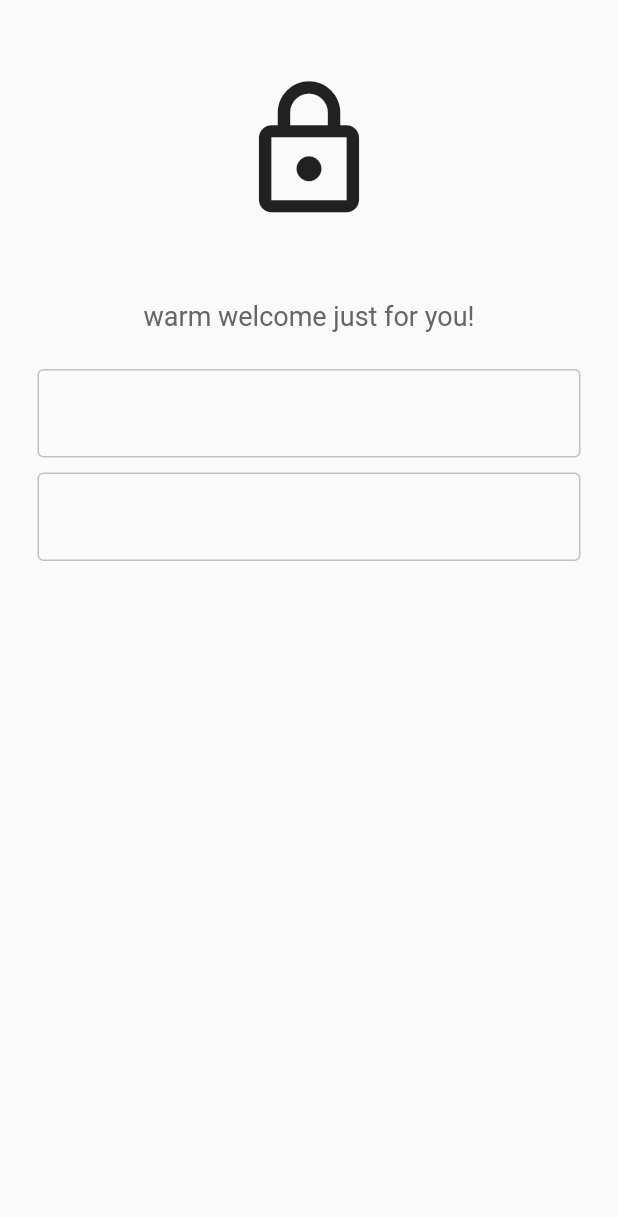
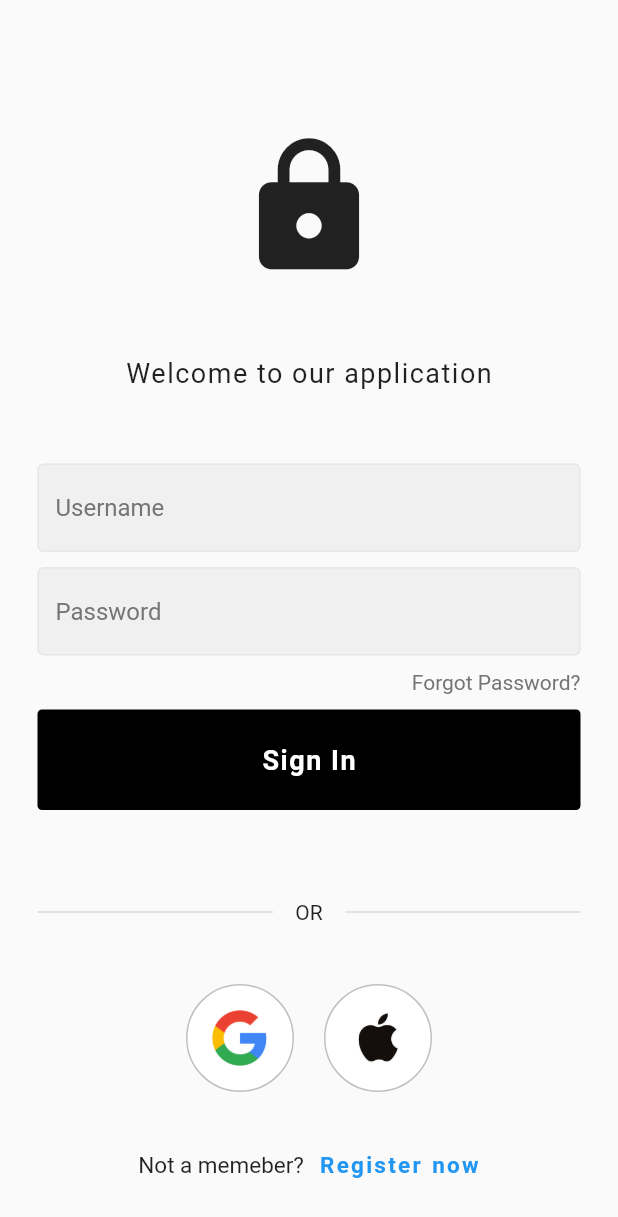
Before and after one commit to Python-Django-Projects/query_posts, a Flutter app: the screen it shows after launch, on a phone screen of 412 x 824 dp. Shown: the top 1217 px of the screen. Run offline on Flutter 3.47's test engine with Material 2 defaults, Android fonts, the phone set to English and light mode, and no system bars.

Commit message:
ui login done

```diff
--- /dev/null
+++ b/lib/components/my_button.dart
@@ -0,0 +1,29 @@
+import 'package:flutter/material.dart';
+
+class MyButton extends StatelessWidget {
+  final Function()? onTap;
+  const MyButton({super.key, required this.onTap});
+
+  @override
+  Widget build(BuildContext context) {
+    return GestureDetector(
+      onTap: onTap,
+      child: Container(
+        padding: const EdgeInsets.all(23),
+        margin: const EdgeInsets.symmetric(horizontal: 25),
+        decoration: BoxDecoration(
+            color: Colors.black, borderRadius: BorderRadius.circular(3)),
+        child: const Center(
+          child: Text(
+            'Sign In',
+            style: TextStyle(
+                color: Colors.white,
+                fontSize: 18,
+                fontWeight: FontWeight.bold,
+                letterSpacing: 1),
+          ),
+        ),
+      ),
+    );
+  }
+}
--- /dev/null
+++ b/lib/components/my_textfield.dart
@@ -0,0 +1,39 @@
+// ignore_for_file: prefer_const_constructors, prefer_typing_uninitialized_variables
+
+import 'package:flutter/material.dart';
+
+class MyTextFielld extends StatelessWidget {
+  final controller;
+  final String hintText;
+  final bool obscureText;
+
+  const MyTextFielld({
+    super.key,
+    required this.controller,
+    required this.hintText,
+    required this.obscureText,
+   });
+
+  @override
+  Widget build(BuildContext context) {
+    return  Padding(
+      padding: EdgeInsets.symmetric(horizontal: 25.0),
+      child: TextField(
+        controller: controller,
+        obscureText: obscureText,
+        decoration: InputDecoration(
+          enabledBorder: OutlineInputBorder(
+            borderSide: BorderSide(color: Color.fromARGB(255, 231, 231, 231)),
+          ),
+          focusedBorder: OutlineInputBorder(
+            borderSide: BorderSide(color: Colors.blue),
+          ),
+          // fillColor: Color.fromARGB(255, 108, 51, 51),
+          filled: true,
+          hintText: hintText,
+          hintStyle: TextStyle(color: Colors.grey[600])
+        ),
+      ),
+    );
+  }
+}
--- /dev/null
+++ b/lib/components/squre_tile.dart
@@ -0,0 +1,21 @@
+import 'package:flutter/material.dart';
+
+class SqureTile extends StatelessWidget {
+  final String imagePath;
+  const SqureTile({super.key, required this.imagePath});
+
+  @override
+  Widget build(BuildContext context) {
+    return Container(
+      padding: EdgeInsets.all(15),
+      decoration: BoxDecoration(
+          color: Colors.white ,
+          border: Border.all(color: Color.fromARGB(255, 192, 192, 192)),
+          borderRadius: BorderRadius.circular(40)),
+      child: Image.asset(
+        imagePath,
+        height: 40,
+      ),
+    );
+  }
+}
--- a/lib/components/text_fields.dart
+++ /dev/null
@@ -1,22 +0,0 @@
-import 'package:flutter/material.dart';
-
-class MyTextFields extends StatelessWidget {
-  const MyTextFields({super.key});
-
-  @override
-  Widget build(BuildContext context) {
-    return const Padding(
-      padding: EdgeInsets.symmetric(horizontal: 25),
-      child: TextField(
-        decoration: InputDecoration(
-          enabledBorder: OutlineInputBorder(
-            borderSide: BorderSide(color: Color.fromARGB(255, 193, 193, 193)),
-          ),
-          focusedBorder: OutlineInputBorder(
-            borderSide: BorderSide(color: Colors.blueAccent, width: 1),
-          ),
-        ),
-      ),
-    );
-  }
-}
--- a/lib/main.dart
+++ b/lib/main.dart
@@ -1,6 +1,6 @@
+import 'package:flutter/material.dart';
+import 'package:query_posts/pages/login_page.dart';
 
-import 'package:flutter/material.dart';
-import 'package:query_posts/screens/auth/login.dart';
 
 void main() {
   runApp(const MyApp());
@@ -11,7 +11,7 @@ class MyApp extends StatelessWidget {
 
   @override
   Widget build(BuildContext context) {
-    return const MaterialApp(
+    return  MaterialApp(
       debugShowCheckedModeBanner: false,
       home: LoginPage(),
     );
--- /dev/null
+++ b/lib/pages/login_page.dart
@@ -0,0 +1,116 @@
+// ignore_for_file: prefer_const_constructors
+
+import 'package:flutter/material.dart';
+import 'package:query_posts/components/my_button.dart';
+import 'package:query_posts/components/my_textfield.dart';
+import 'package:query_posts/components/squre_tile.dart';
+
+class LoginPage extends StatelessWidget {
+  LoginPage({super.key});
+
+  final usernameController = TextEditingController();
+  final passwordController = TextEditingController();
+
+  // signed user in
+  void signUserIn() {}
+  @override
+  Widget build(BuildContext context) {
+    return Scaffold(
+      // backgroundColor: Colors.grey[300],
+      body: SafeArea(
+        child: Center(
+          child: Column(
+            mainAxisAlignment: MainAxisAlignment.center,
+            children: [
+              SizedBox(height: 50),
+              Icon(Icons.lock, size: 100),
+              SizedBox(height: 50),
+              Text(
+                'Welcome to our application',
+                style: TextStyle(
+                    // color: Color.fromARGB(177, 0, 0, 0),
+                    fontSize: 18,
+                    letterSpacing: 1),
+              ),
+              SizedBox(height: 50),
+              MyTextFielld(
+                controller: usernameController,
+                hintText: 'Username',
+                obscureText: false,
+              ),
+              SizedBox(height: 10),
+              MyTextFielld(
+                controller: passwordController,
+                hintText: 'Password',
+                obscureText: true,
+              ),
+              SizedBox(height: 10),
+              Padding(
+                padding: EdgeInsets.symmetric(horizontal: 25.0),
+                child: Row(
+                  mainAxisAlignment: MainAxisAlignment.end,
+                  children: [
+                    Text(
+                      'Forgot Password?',
+                      style: TextStyle(color: Colors.grey[600]),
+                    ),
+                  ],
+                ),
+              ),
+              SizedBox(height: 10),
+              MyButton(
+                onTap: signUserIn,
+              ),
+              SizedBox(height: 20),
+              Padding(
+                padding: const EdgeInsets.all(25.0),
+                child: Row(
+                  children: const [
+                    Expanded(
+                      child: Divider(
+                        thickness: 1,
+                      ),
+                    ),
+                    Padding(
+                      padding: EdgeInsets.all(15.0),
+                      child: Text('OR'),
+                    ),
+                    Expanded(
+                      child: Divider(
+                        thickness: 1,
+                      ),
+                    ),
+                  ],
+                ),
+              ),
+              Row(
+                mainAxisAlignment: MainAxisAlignment.center,
+                children: const [
+                  SqureTile(imagePath: 'assets/images/google.png'),
+                  SizedBox(width: 20),
+                  SqureTile(imagePath: 'assets/images/apple.jpeg'),
+                ],
+              ),
+              SizedBox(height: 40),
+              Row(
+                mainAxisAlignment: MainAxisAlignment.center,
+                children: const [
+                  Text('Not a memeber?',style: TextStyle(fontSize: 15),),
+                  SizedBox(width: 10),
+                  Text(
+                    'Register now',
+                    style: TextStyle(
+                      wordSpacing: 1,
+                      letterSpacing: 1.5,
+                      fontSize: 15,
+                        color: Colors.blue, fontWeight: FontWeight.bold),
+                  )
+                ],
+              )
+            ],
+          ),
+        ),
+      ),
+    );
+  }
+}
--- a/lib/screens/auth/login.dart
+++ /dev/null
@@ -1,30 +0,0 @@
-import 'package:flutter/material.dart';
-import 'package:query_posts/components/text_fields.dart';
-
-class LoginPage extends StatelessWidget {
-  const LoginPage({super.key});
-
-  @override
-  Widget build(BuildContext context) {
-    return Scaffold(
-      body: SafeArea(
-        child: Center(
-          child: Column(
-            children: const [
-              SizedBox(height: 50),
-              Icon(Icons.lock_outlined, size: 100),
-              SizedBox(height: 50),
-              Text('warm welcome just for you!',
-                  style: TextStyle(
-                      color: Color.fromARGB(255, 102, 102, 102), fontSize: 18)),
-              SizedBox(height: 25),
-              MyTextFields(),
-              SizedBox(height: 10),
-              MyTextFields(),
-            ],
-          ),
-        ),
-      ),
-    );
-  }
-}
```
Also changed, not shown: assets/images/apple.jpeg (added), lib/screens/auth/resetPassword.dart (deleted), lib/screens/auth/signUp.dart (deleted).
